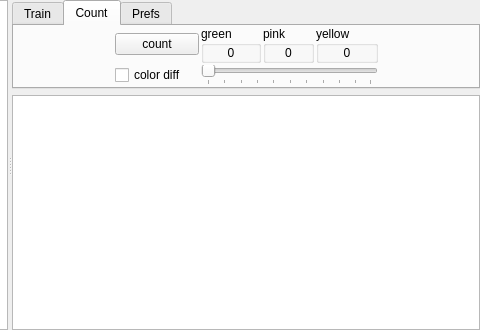
First picture: the form in VoteCounter/VoteCounter.ui, repository v2lab/vote-counter, before the edit; both pictures show x 248 to 728 and y 0 to 330 of the 728 by 330 pixel window.
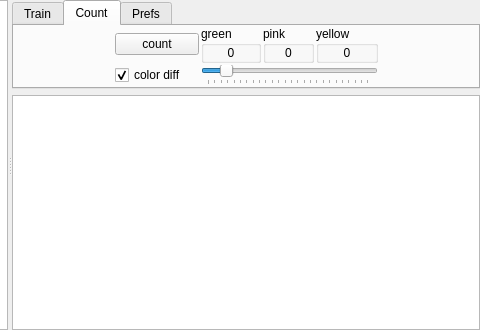
Second picture: the form after the edit.

Commit message: Interactive color-diff thresholding

```diff
--- a/VoteCounter/VoteCounter.ui
+++ b/VoteCounter/VoteCounter.ui
@@ -252,6 +252,9 @@
              <property name="text">
               <string>color diff</string>
              </property>
+             <property name="checked">
+              <bool>true</bool>
+             </property>
             </widget>
            </item>
            <item row="1" column="3" colspan="3">
@@ -262,6 +265,15 @@
                <verstretch>0</verstretch>
               </sizepolicy>
              </property>
+             <property name="minimum">
+              <number>1</number>
+             </property>
+             <property name="maximum">
+              <number>255</number>
+             </property>
+             <property name="value">
+              <number>30</number>
+             </property>
              <property name="orientation">
               <enum>Qt::Horizontal</enum>
              </property>
```
The commit also changes 2 other files.
